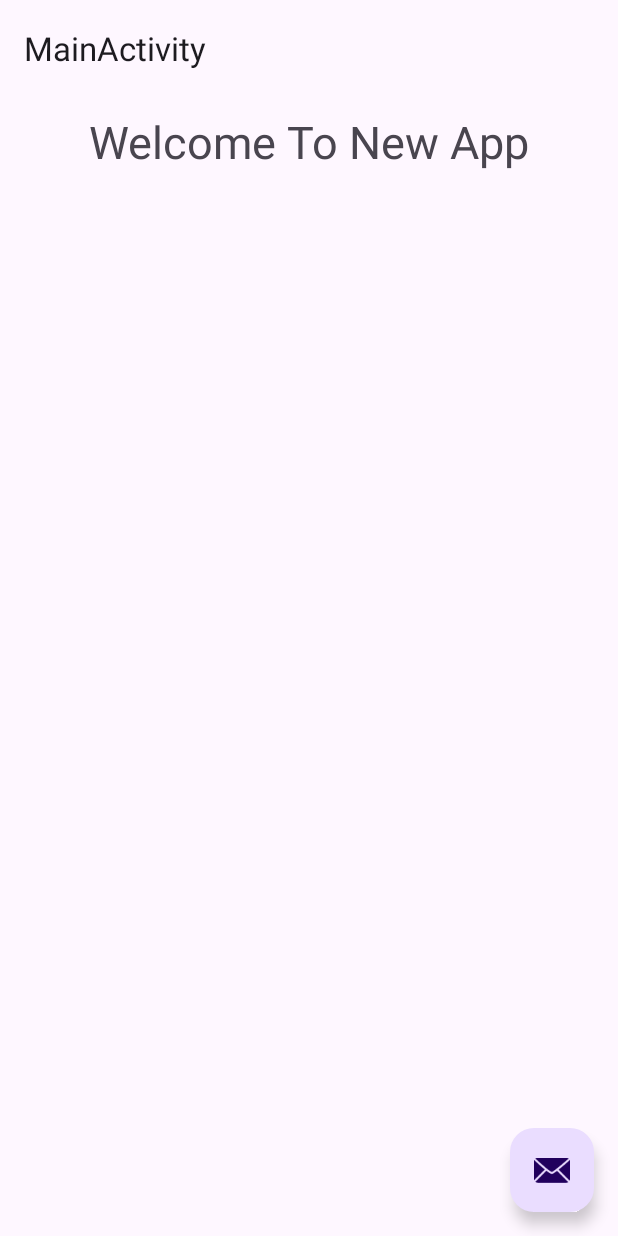
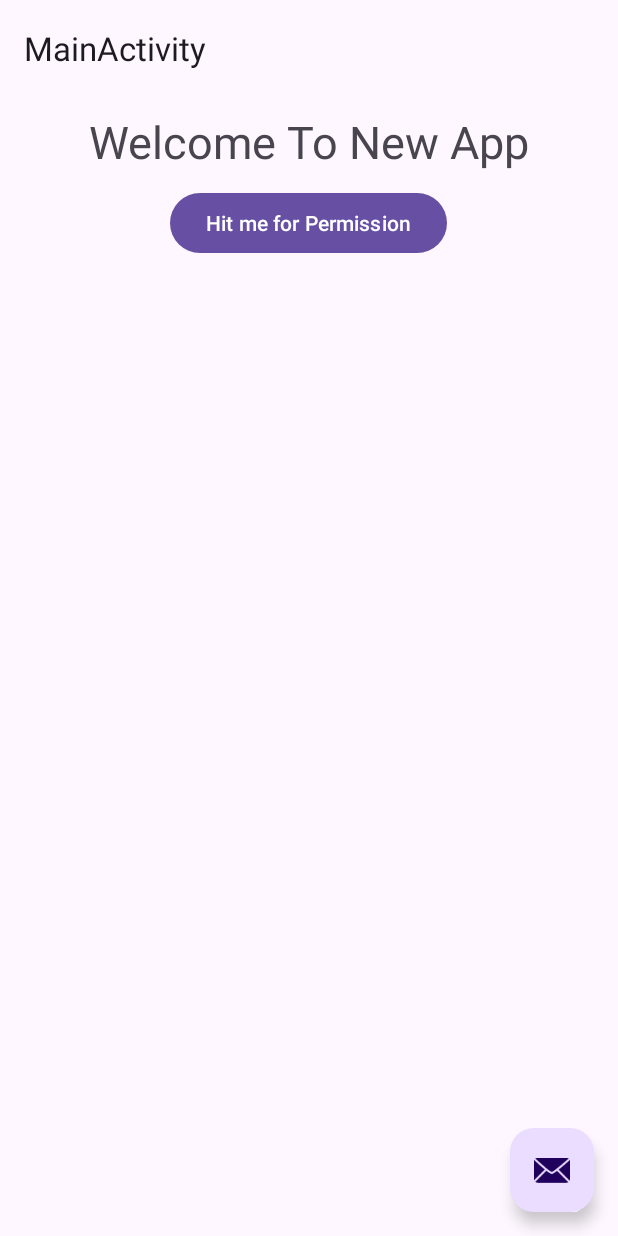
Before and after one commit to pushpendra996/mvvm-android, an Android app: the screen it shows after launch (MainActivity), on a phone screen of 412 x 824 dp. Run offline under Robolectric (Android 15) with nearby library versions, the phone set to English and light mode, and no system bars; our stand-ins replace data binding.

Commit message:
Just Regular Commit!

```diff
--- a/app/src/main/AndroidManifest.xml
+++ b/app/src/main/AndroidManifest.xml
@@ -1,6 +1,9 @@
 <?xml version="1.0" encoding="utf-8"?>
 <manifest xmlns:android="http://schemas.android.com/apk/res/android"
     xmlns:tools="http://schemas.android.com/tools">
+
+    <uses-permission android:name="android.permission.ACCESS_COARSE_LOCATION" />
+    <uses-permission android:name="android.permission.ACCESS_FINE_LOCATION" />
 
     <application
         android:allowBackup="true"
--- /dev/null
+++ b/app/src/main/java/com/example/mvvm/helper/IPermissions.kt
@@ -0,0 +1,10 @@
+package com.example.mvvm.helper
+
+/**
+ * Created by Pushpendra Saini on 14/02/24 @ 5:10 pm
+ * Contact - sainipushpendra51@gmail.com
+ * Copyright ©2024 Pushpendra
+ */
+interface IPermissions {
+    fun permitted()
+}
--- a/app/src/main/java/com/example/mvvm/view/activity/MainActivity.kt
+++ b/app/src/main/java/com/example/mvvm/view/activity/MainActivity.kt
@@ -1,18 +1,11 @@
 package com.example.mvvm.view.activity
 
 import android.os.Bundle
-import com.google.android.material.snackbar.Snackbar
-import androidx.appcompat.app.AppCompatActivity
 import androidx.lifecycle.ViewModelProvider
-import androidx.navigation.findNavController
-import androidx.navigation.ui.AppBarConfiguration
-import androidx.navigation.ui.navigateUp
-import androidx.navigation.ui.setupActionBarWithNavController
-import com.example.mvvm.R
 import com.example.mvvm.databinding.ActivityMainBinding
 import com.example.mvvm.vm.activity.MainVM
 
-class MainActivity : AppCompatActivity() {
+class MainActivity : BaseActivity() {
 
     private lateinit var binding: ActivityMainBinding
 
@@ -27,6 +20,7 @@ class MainActivity : AppCompatActivity() {
         setContentView(binding.root)
 
         setSupportActionBar(binding.toolbar)
+
     }
 
 }
--- a/app/src/main/res/layout/activity_main.xml
+++ b/app/src/main/res/layout/activity_main.xml
@@ -28,7 +28,8 @@
 
         </com.google.android.material.appbar.AppBarLayout>
 
-        <include layout="@layout/content_main" />
+        <include layout="@layout/content_main"
+            app:viewModel="@{viewModel}"/>
 
         <com.google.android.material.floatingactionbutton.FloatingActionButton
             android:id="@+id/fab"
--- a/app/src/main/res/layout/content_main.xml
+++ b/app/src/main/res/layout/content_main.xml
@@ -1,8 +1,18 @@
 <?xml version="1.0" encoding="utf-8"?>
-<LinearLayout xmlns:android="http://schemas.android.com/apk/res/android"
-    xmlns:app="http://schemas.android.com/apk/res-auto"
+<layout xmlns:android="http://schemas.android.com/apk/res/android"
+    xmlns:app="http://schemas.android.com/apk/res-auto">
+
+    <data>
+
+        <variable
+            name="viewModel"
+            type="com.example.mvvm.vm.activity.MainVM" />
+    </data>
+
+    <LinearLayout
         android:layout_width="match_parent"
         android:layout_height="match_parent"
+        android:orientation="vertical"
         app:layout_behavior="@string/appbar_scrolling_view_behavior">
 
         <TextView
@@ -12,4 +22,12 @@
             android:text="Welcome To New App"
             android:textAlignment="center"
             android:textSize="30sp" />
+
+        <Button
+            android:layout_width="wrap_content"
+            android:layout_height="wrap_content"
+            android:layout_gravity="center_horizontal"
+            android:onClick="@{viewModel::onTapPermission}"
+            android:text="Hit me for Permission" />
     </LinearLayout>
+</layout>
```
Also changed, not shown: app/src/main/java/com/example/mvvm/view/activity/BaseActivity.kt (added, +78 -0 lines), app/src/main/java/com/example/mvvm/vm/activity/MainVM.kt (+28 -1 lines). Lines whose indentation alone changed are shown as unchanged.
